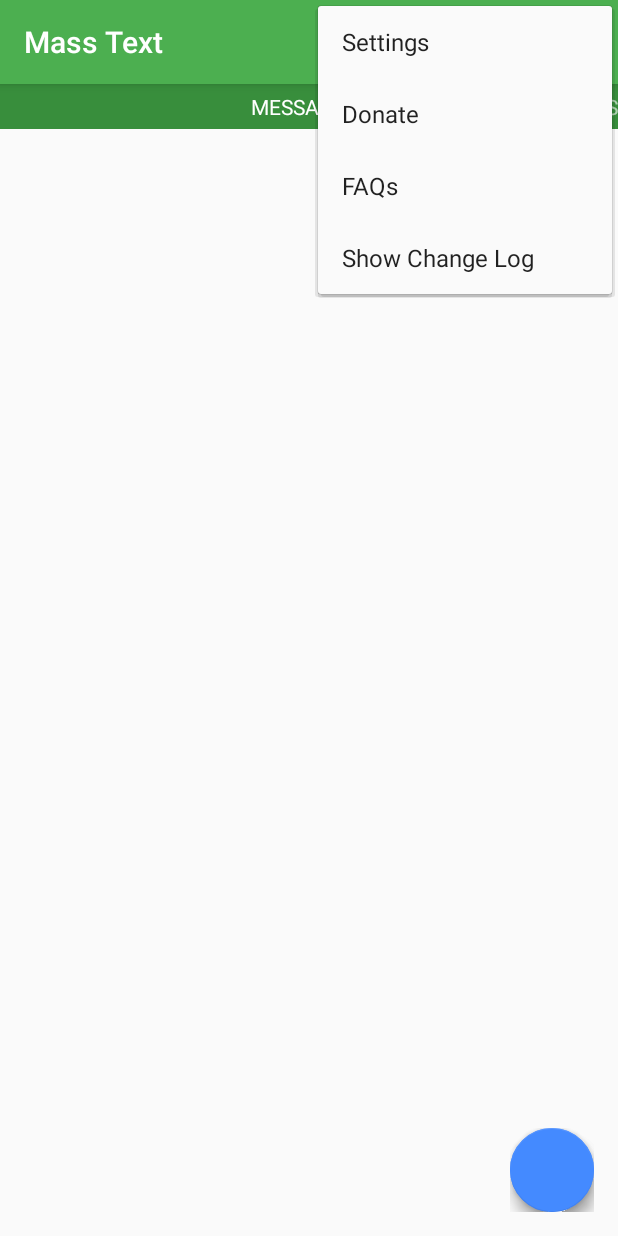
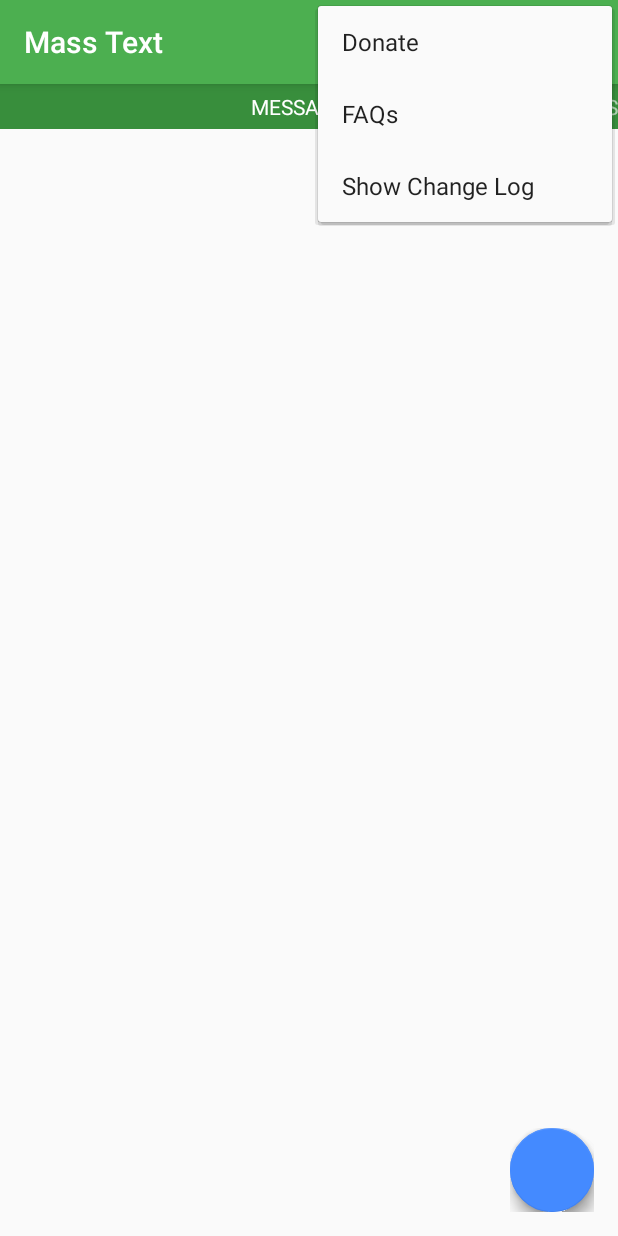
Before and after one commit to dallinski/MassText, an Android app: the screen it shows after launch (MainActivity), with the options menu open, on a phone screen of 412 x 824 dp. Run offline under Robolectric (Android 15) with nearby library versions, the phone set to English and light mode, and no system bars; libraries missing offline, so code that uses them is left out: com.getbase.floatingactionbutton, net.danlew.android; plain views replace FloatingActionButton, FloatingActionsMenu; 13 statements that could not run were skipped.

Commit message:
Hide currently unused action bar actions

```diff
--- a/app/src/main/res/menu/menu_main.xml
+++ b/app/src/main/res/menu/menu_main.xml
@@ -2,11 +2,11 @@
     xmlns:app="http://schemas.android.com/apk/res-auto"
     xmlns:tools="http://schemas.android.com/tools" tools:context=".MainActivity">
 
-    <item
-        android:id="@+id/action_settings"
-        android:title="@string/action_settings"
-        android:orderInCategory="100"
-        app:showAsAction="never" />
+    <!--<item-->
+        <!--android:id="@+id/action_settings"-->
+        <!--android:title="@string/action_settings"-->
+        <!--android:orderInCategory="100"-->
+        <!--app:showAsAction="never" />-->
 
     <item
         android:id="@+id/action_donate"
--- a/app/src/main/res/values/strings.xml
+++ b/app/src/main/res/values/strings.xml
@@ -19,6 +19,10 @@
     <string name="action_select_recipients">Select Recipients</string>
     <string name="action_toggle_views">Toggle Group View</string>
     <string name="action_toggle_views_short">Toggle</string>
+    <string name="action_resend_to_all">Resend this message to all recipients</string>
+    <string name="action_resend_to_failed">Resend this message to failed recipients</string>
+    <string name="action_send_new_to_all">Send a new message to all recipients</string>
+    <string name="action_send_this_message_to_others">Send this message to other recipients</string>
     <string name="select_color_primary">Primary Color</string>
     <string name="select_color_accent">Accent Color</string>
     <string name="select_account_label">Select</string>
```
Also changed, not shown: app/src/main/java/com/dallinc/masstexter/MainActivity.java (+6 -5 lines), app/src/main/java/com/dallinc/masstexter/messaging/SentMessageDetails.java (+9 -4 lines), app/src/main/res/menu/menu_sent_message_details.xml (+25 -2 lines).
